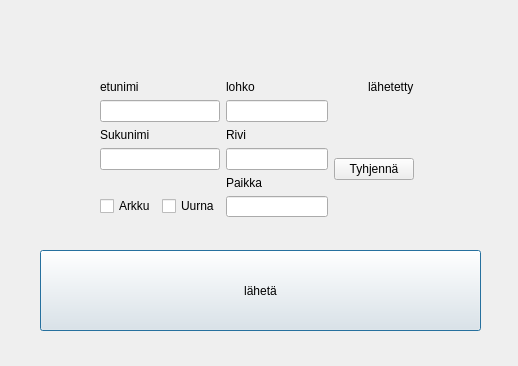
This is adddialog.ui in eelitt/mysliApp as Qt 5 draws it before an edit. The edited form follows.
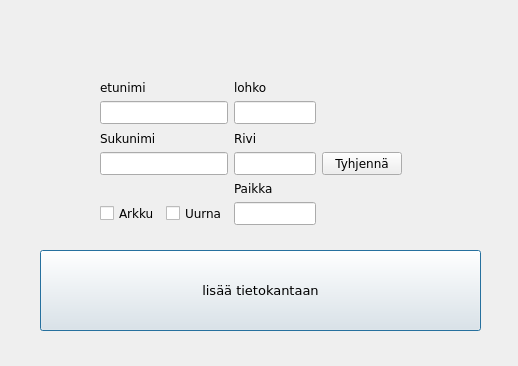
This is the edited form.

What changed in the file:
```diff
--- a/adddialog.ui
+++ b/adddialog.ui
@@ -24,8 +24,10 @@
    </property>
    <property name="font">
     <font>
-     <family>Tahoma</family>
+     <family>Verdana</family>
+     <pointsize>10</pointsize>
      <weight>50</weight>
+     <italic>false</italic>
      <bold>false</bold>
      <stylestrategy>PreferAntialias</stylestrategy>
     </font>
@@ -37,62 +39,47 @@
     <enum>Qt::StrongFocus</enum>
    </property>
    <property name="text">
-    <string>lähetä</string>
+    <string>lisää tietokantaan</string>
    </property>
   </widget>
-  <widget class="QWidget" name="">
+  <widget class="QWidget" name="layoutWidget">
    <property name="geometry">
     <rect>
      <x>100</x>
      <y>80</y>
      <width>314</width>
-     <height>137</height>
+     <height>145</height>
     </rect>
    </property>
    <property name="font">
     <font>
-     <family>Tahoma</family>
+     <family>Verdana</family>
      <weight>50</weight>
      <bold>false</bold>
      <stylestrategy>PreferAntialias</stylestrategy>
     </font>
    </property>
    <layout class="QGridLayout" name="gridLayout">
-    <item row="0" column="0" colspan="2">
-     <widget class="QLabel" name="etulappu">
+    <item row="5" column="1">
+     <widget class="QCheckBox" name="uurnaBox">
       <property name="font">
        <font>
-        <family>Tahoma</family>
+        <family>Verdana</family>
         <weight>50</weight>
         <bold>false</bold>
         <stylestrategy>PreferAntialias</stylestrategy>
        </font>
       </property>
       <property name="text">
-       <string>etunimi</string>
+       <string>Uurna</string>
       </property>
      </widget>
     </item>
-    <item row="0" column="2">
-     <widget class="QLabel" name="lohkolappu">
-      <property name="font">
-       <font>
-        <family>Tahoma</family>
-        <weight>50</weight>
-        <bold>false</bold>
-        <stylestrategy>PreferAntialias</stylestrategy>
-       </font>
-      </property>
-      <property name="text">
-       <string>lohko</string>
-      </property>
-     </widget>
-    </item>
-    <item row="0" column="3">
+    <item row="0" column="4">
      <widget class="QLabel" name="counterLaatikko">
       <property name="font">
        <font>
-        <family>Tahoma</family>
+        <family>Verdana</family>
         <weight>50</weight>
         <bold>false</bold>
         <stylestrategy>PreferAntialias</stylestrategy>
@@ -103,26 +90,11 @@
       </property>
      </widget>
     </item>
-    <item row="0" column="4">
-     <widget class="QLabel" name="counterTeksti">
-      <property name="font">
-       <font>
-        <family>Tahoma</family>
-        <weight>50</weight>
-        <bold>false</bold>
-        <stylestrategy>PreferAntialias</stylestrategy>
-       </font>
-      </property>
-      <property name="text">
-       <string>lähetetty</string>
-      </property>
-     </widget>
-    </item>
     <item row="1" column="0" colspan="2">
      <widget class="QLineEdit" name="etuNimiLaatikko">
       <property name="font">
        <font>
-        <family>Tahoma</family>
+        <family>Verdana</family>
         <weight>50</weight>
         <bold>false</bold>
         <stylestrategy>PreferAntialias</stylestrategy>
@@ -130,38 +102,11 @@
       </property>
      </widget>
     </item>
-    <item row="1" column="2">
-     <widget class="QLineEdit" name="lohkoLaatikko">
-      <property name="font">
-       <font>
-        <family>Tahoma</family>
-        <weight>50</weight>
-        <bold>false</bold>
-        <stylestrategy>PreferAntialias</stylestrategy>
-       </font>
-      </property>
-     </widget>
-    </item>
-    <item row="2" column="0" colspan="2">
-     <widget class="QLabel" name="sukunimilappu">
-      <property name="font">
-       <font>
-        <family>Tahoma</family>
-        <weight>50</weight>
-        <bold>false</bold>
-        <stylestrategy>PreferAntialias</stylestrategy>
-       </font>
-      </property>
-      <property name="text">
-       <string>Sukunimi</string>
-      </property>
-     </widget>
-    </item>
     <item row="2" column="2">
      <widget class="QLabel" name="riviLappu">
       <property name="font">
        <font>
-        <family>Tahoma</family>
+        <family>Verdana</family>
         <weight>50</weight>
         <bold>false</bold>
         <stylestrategy>PreferAntialias</stylestrategy>
@@ -176,7 +121,7 @@
      <widget class="QLineEdit" name="sukunimiLaatikko">
       <property name="font">
        <font>
-        <family>Tahoma</family>
+        <family>Verdana</family>
         <weight>50</weight>
         <bold>false</bold>
         <stylestrategy>PreferAntialias</stylestrategy>
@@ -184,11 +129,80 @@
       </property>
      </widget>
     </item>
+    <item row="1" column="2">
+     <widget class="QLineEdit" name="lohkoLaatikko">
+      <property name="font">
+       <font>
+        <family>Verdana</family>
+        <weight>50</weight>
+        <bold>false</bold>
+        <stylestrategy>PreferAntialias</stylestrategy>
+       </font>
+      </property>
+     </widget>
+    </item>
+    <item row="5" column="2">
+     <widget class="QLineEdit" name="paikkaLaatikko">
+      <property name="font">
+       <font>
+        <family>Verdana</family>
+        <weight>50</weight>
+        <bold>false</bold>
+        <stylestrategy>PreferAntialias</stylestrategy>
+       </font>
+      </property>
+     </widget>
+    </item>
+    <item row="0" column="0" colspan="2">
+     <widget class="QLabel" name="etulappu">
+      <property name="font">
+       <font>
+        <family>Verdana</family>
+        <weight>50</weight>
+        <bold>false</bold>
+        <stylestrategy>PreferAntialias</stylestrategy>
+       </font>
+      </property>
+      <property name="text">
+       <string>etunimi</string>
+      </property>
+     </widget>
+    </item>
+    <item row="2" column="0" colspan="2">
+     <widget class="QLabel" name="sukunimilappu">
+      <property name="font">
+       <font>
+        <family>Verdana</family>
+        <weight>50</weight>
+        <bold>false</bold>
+        <stylestrategy>PreferAntialias</stylestrategy>
+       </font>
+      </property>
+      <property name="text">
+       <string>Sukunimi</string>
+      </property>
+     </widget>
+    </item>
+    <item row="0" column="2">
+     <widget class="QLabel" name="lohkolappu">
+      <property name="font">
+       <font>
+        <family>Verdana</family>
+        <weight>50</weight>
+        <bold>false</bold>
+        <stylestrategy>PreferAntialias</stylestrategy>
+       </font>
+      </property>
+      <property name="text">
+       <string>lohko</string>
+      </property>
+     </widget>
+    </item>
     <item row="3" column="2">
      <widget class="QLineEdit" name="riviLaatikko">
       <property name="font">
        <font>
-        <family>Tahoma</family>
+        <family>Verdana</family>
         <weight>50</weight>
         <bold>false</bold>
         <stylestrategy>PreferAntialias</stylestrategy>
@@ -196,29 +210,11 @@
       </property>
      </widget>
     </item>
-    <item row="3" column="3" rowspan="2" colspan="2">
-     <widget class="QPushButton" name="tyhjennaNappi">
-      <property name="font">
-       <font>
-        <family>Tahoma</family>
-        <weight>50</weight>
-        <bold>false</bold>
-        <stylestrategy>PreferAntialias</stylestrategy>
-       </font>
-      </property>
-      <property name="focusPolicy">
-       <enum>Qt::ClickFocus</enum>
-      </property>
-      <property name="text">
-       <string>Tyhjennä</string>
-      </property>
-     </widget>
-    </item>
     <item row="4" column="2">
      <widget class="QLabel" name="paikkaLAppu">
       <property name="font">
        <font>
-        <family>Tahoma</family>
+        <family>Verdana</family>
         <weight>50</weight>
         <bold>false</bold>
         <stylestrategy>PreferAntialias</stylestrategy>
@@ -233,7 +229,7 @@
      <widget class="QCheckBox" name="arkkuBox">
       <property name="font">
        <font>
-        <family>Tahoma</family>
+        <family>Verdana</family>
         <weight>50</weight>
         <bold>false</bold>
         <stylestrategy>PreferAntialias</stylestrategy>
@@ -244,30 +240,21 @@
       </property>
      </widget>
     </item>
-    <item row="5" column="1">
-     <widget class="QCheckBox" name="uurnaBox">
+    <item row="3" column="3">
+     <widget class="QPushButton" name="tyhjennaNappi">
       <property name="font">
        <font>
-        <family>Tahoma</family>
+        <family>Verdana</family>
         <weight>50</weight>
         <bold>false</bold>
         <stylestrategy>PreferAntialias</stylestrategy>
        </font>
       </property>
+      <property name="focusPolicy">
+       <enum>Qt::ClickFocus</enum>
+      </property>
       <property name="text">
-       <string>Uurna</string>
-      </property>
-     </widget>
-    </item>
-    <item row="5" column="2">
-     <widget class="QLineEdit" name="paikkaLaatikko">
-      <property name="font">
-       <font>
-        <family>Tahoma</family>
-        <weight>50</weight>
-        <bold>false</bold>
-        <stylestrategy>PreferAntialias</stylestrategy>
-       </font>
+       <string>Tyhjennä</string>
       </property>
      </widget>
     </item>
```
